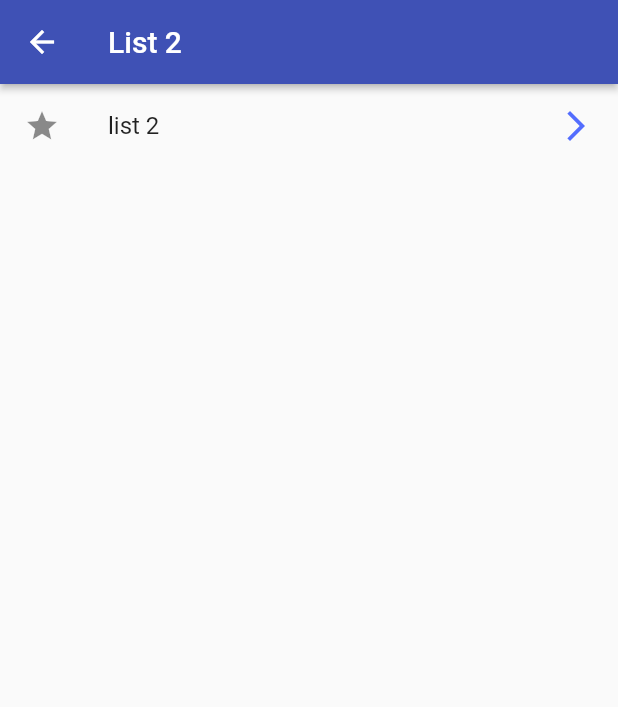
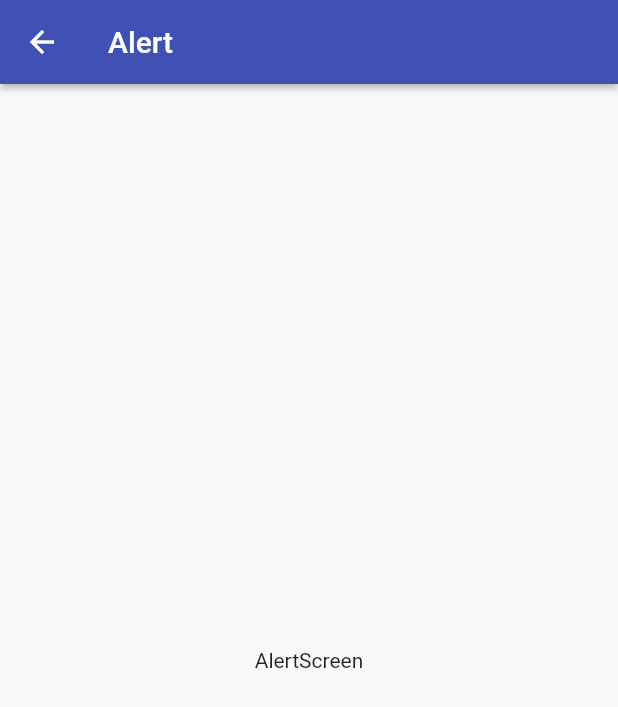
Before and after one commit to TecAbel/flutter-components, a Flutter app: the screen it shows after launch, after a tap on "Luke", on a phone screen of 412 x 824 dp. Shown: the top 707 px of the screen. Run offline on Flutter 3.47's test engine with Material 2 defaults, Android fonts, the phone set to English and light mode, and no system bars.

```diff
--- a/lib/main.dart
+++ b/lib/main.dart
@@ -23,8 +23,16 @@ class MyApp extends StatelessWidget {
         'home': ((context) => const MyHomePage(
               title: 'Home',
             )),
-        'listComponents': (BuildContext context) => const ListViewScreen2()
+        'listComponents': (BuildContext context) => const ListViewScreen2(),
+        'alert': ((context) => const AlertScreen())
       },
+      onGenerateRoute: ((settings) {
+        print(settings);
+        final routeErr = MaterialPageRoute(
+          builder: (context) => const AlertScreen(),
+        );
+        return routeErr;
+      }), // constrols a not found route and returns a widget route
     );
   }
 }
--- /dev/null
+++ b/lib/screens/alert.sc.dart
@@ -0,0 +1,14 @@
+import 'package:components/screens/home_screen.dart';
+import 'package:flutter/material.dart';
+
+class AlertScreen extends StatelessWidget {
+  const AlertScreen({super.key});
+
+  @override
+  Widget build(BuildContext context) {
+    return Scaffold(
+      appBar: MyAppBar(appBar: AppBar(), title: 'Alert'),
+      body: const Center(child: Text('AlertScreen')),
+    );
+  }
+}
--- a/lib/screens/listview_sc.dart
+++ b/lib/screens/listview_sc.dart
@@ -35,7 +35,7 @@ class ListViewScreen extends StatelessWidget {
           /* final routeSelected =
               MaterialPageRoute(builder: (context) => const ListViewScreen2());
           Navigator.push(context, routeSelected); */
-          Navigator.pushNamed(context, 'listComponents');
+          Navigator.pushNamed(context, 'cart');
         },
       ),
       separatorBuilder: (_, __) => const Divider(),
--- a/lib/screens/screens_index.dart
+++ b/lib/screens/screens_index.dart
@@ -1,3 +1,4 @@
+export 'package:components/screens/alert.sc.dart';
 export 'package:components/screens/listview_sc-2.dart';
 export 'package:components/screens/home_screen.dart';
 export 'package:components/screens/listview_sc.dart';
```
